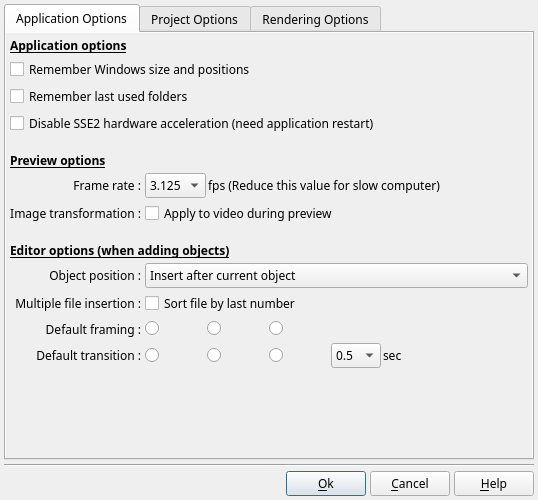
Old version of the form DlgApplicationSettings.ui in the repository boenki/ffdiaporama.
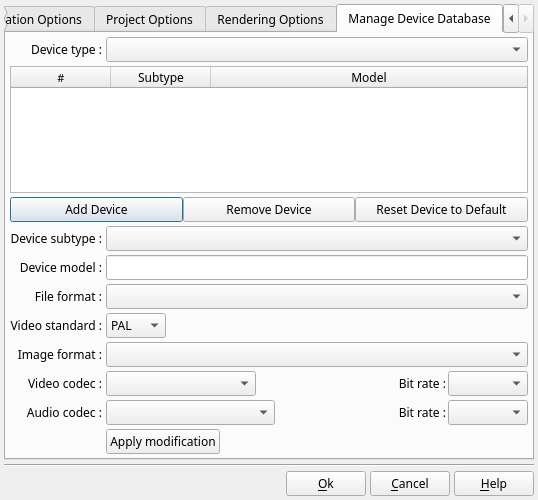
New version of the form. The open tabs and pages were chosen to show the change. Icons and pictures are not drawn.

The edit to the form file:
```diff
--- a/DlgApplicationSettings.ui
+++ b/DlgApplicationSettings.ui
@@ -73,8 +73,8 @@
            <rect>
             <x>0</x>
             <y>0</y>
-            <width>472</width>
-            <height>338</height>
+            <width>526</width>
+            <height>421</height>
            </rect>
           </property>
           <layout class="QGridLayout" name="gridLayout">
@@ -112,14 +112,14 @@
              </property>
             </widget>
            </item>
-           <item row="3" column="0" colspan="2">
+           <item row="4" column="0" colspan="2">
             <widget class="QCheckBox" name="DisableSSE2CB">
              <property name="text">
               <string>Disable SSE2 hardware acceleration (need application restart)</string>
              </property>
             </widget>
            </item>
-           <item row="4" column="0" colspan="2">
+           <item row="6" column="0" colspan="2">
             <widget class="QLabel" name="label_4">
              <property name="sizePolicy">
               <sizepolicy hsizetype="Preferred" vsizetype="Fixed">
@@ -148,7 +148,7 @@
              </property>
             </widget>
            </item>
-           <item row="5" column="0">
+           <item row="7" column="0">
             <widget class="QLabel" name="label_5">
              <property name="text">
               <string>Frame rate :</string>
@@ -161,7 +161,7 @@
              </property>
             </widget>
            </item>
-           <item row="5" column="1">
+           <item row="7" column="1">
             <layout class="QHBoxLayout" name="horizontalLayout_4">
              <property name="spacing">
               <number>2</number>
@@ -210,7 +210,7 @@
              </item>
             </layout>
            </item>
-           <item row="6" column="0">
+           <item row="8" column="0">
             <widget class="QLabel" name="label_16">
              <property name="text">
               <string>Image transformation :</string>
@@ -220,14 +220,14 @@
              </property>
             </widget>
            </item>
-           <item row="6" column="1">
+           <item row="8" column="1">
             <widget class="QCheckBox" name="ApplyTransfoDuringPreviewCB">
              <property name="text">
               <string>Apply to video during preview</string>
              </property>
             </widget>
            </item>
-           <item row="7" column="0" colspan="2">
+           <item row="9" column="0" colspan="2">
             <widget class="QLabel" name="label">
              <property name="sizePolicy">
               <sizepolicy hsizetype="Preferred" vsizetype="Fixed">
@@ -256,7 +256,7 @@
              </property>
             </widget>
            </item>
-           <item row="8" column="0">
+           <item row="10" column="0">
             <widget class="QLabel" name="label_2">
              <property name="text">
               <string>Object position :</string>
@@ -269,7 +269,7 @@
              </property>
             </widget>
            </item>
-           <item row="8" column="1">
+           <item row="10" column="1">
             <widget class="QComboBox" name="AppendObjectCB">
              <item>
               <property name="text">
@@ -283,7 +283,7 @@
              </item>
             </widget>
            </item>
-           <item row="9" column="0">
+           <item row="11" column="0">
             <widget class="QLabel" name="label_26">
              <property name="text">
               <string>Multiple file insertion :</string>
@@ -293,14 +293,14 @@
              </property>
             </widget>
            </item>
-           <item row="9" column="1">
+           <item row="11" column="1">
             <widget class="QCheckBox" name="SortFileCB">
              <property name="text">
               <string>Sort file by last number</string>
              </property>
             </widget>
            </item>
-           <item row="10" column="0">
+           <item row="13" column="0">
             <widget class="QLabel" name="label_7">
              <property name="text">
               <string>Default framing :</string>
@@ -310,7 +310,7 @@
              </property>
             </widget>
            </item>
-           <item row="10" column="1">
+           <item row="13" column="1">
             <layout class="QHBoxLayout" name="horizontalLayout">
              <property name="spacing">
               <number>2</number>
@@ -393,7 +393,7 @@
              </item>
             </layout>
            </item>
-           <item row="11" column="0">
+           <item row="14" column="0">
             <widget class="QLabel" name="label_25">
              <property name="text">
               <string>Default transition :</string>
@@ -403,7 +403,7 @@
              </property>
             </widget>
            </item>
-           <item row="11" column="1">
+           <item row="14" column="1">
             <layout class="QHBoxLayout" name="horizontalLayout_13">
              <property name="spacing">
               <number>2</number>
@@ -540,7 +540,7 @@
              </item>
             </layout>
            </item>
-           <item row="12" column="0">
+           <item row="16" column="0">
             <spacer name="verticalSpacer_2">
              <property name="orientation">
               <enum>Qt::Vertical</enum>
@@ -1194,6 +1194,416 @@
        </item>
       </layout>
      </widget>
+     <widget class="QWidget" name="TabManageDatabase">
+      <attribute name="title">
+       <string>Manage Device Database</string>
+      </attribute>
+      <layout class="QGridLayout" name="gridLayout_7">
+       <property name="margin">
+        <number>4</number>
+       </property>
+       <property name="spacing">
+        <number>4</number>
+       </property>
+       <item row="2" column="0" colspan="2">
+        <widget class="QTableWidget" name="TableDevice">
+         <property name="font">
+          <font>
+           <pointsize>9</pointsize>
+          </font>
+         </property>
+         <property name="editTriggers">
+          <set>QAbstractItemView::NoEditTriggers</set>
+         </property>
+         <property name="showDropIndicator" stdset="0">
+          <bool>false</bool>
+         </property>
+         <property name="dragDropOverwriteMode">
+          <bool>false</bool>
+         </property>
+         <property name="selectionMode">
+          <enum>QAbstractItemView::SingleSelection</enum>
+         </property>
+         <property name="selectionBehavior">
+          <enum>QAbstractItemView::SelectRows</enum>
+         </property>
+         <property name="verticalScrollMode">
+          <enum>QAbstractItemView::ScrollPerItem</enum>
+         </property>
+         <property name="horizontalScrollMode">
+          <enum>QAbstractItemView::ScrollPerPixel</enum>
+         </property>
+         <property name="sortingEnabled">
+          <bool>true</bool>
+         </property>
+         <property name="wordWrap">
+          <bool>false</bool>
+         </property>
+         <property name="cornerButtonEnabled">
+          <bool>false</bool>
+         </property>
+         <attribute name="horizontalHeaderHighlightSections">
+          <bool>false</bool>
+         </attribute>
+         <attribute name="horizontalHeaderStretchLastSection">
+          <bool>true</bool>
+         </attribute>
+         <attribute name="verticalHeaderVisible">
+          <bool>false</bool>
+         </attribute>
+         <column>
+          <property name="text">
+           <string notr="true">#</string>
+          </property>
+          <property name="font">
+           <font>
+            <family>Sans Serif</family>
+            <pointsize>8</pointsize>
+           </font>
+          </property>
+         </column>
+         <column>
+          <property name="text">
+           <string>Subtype</string>
+          </property>
+          <property name="font">
+           <font>
+            <family>Sans Serif</family>
+            <pointsize>9</pointsize>
+           </font>
+          </property>
+         </column>
+         <column>
+          <property name="text">
+           <string>Model</string>
+          </property>
+          <property name="font">
+           <font>
+            <family>Sans Serif</family>
+            <pointsize>9</pointsize>
+           </font>
+          </property>
+         </column>
+        </widget>
+       </item>
+       <item row="10" column="0">
+        <widget class="QLabel" name="StandardLabel">
+         <property name="text">
+          <string>Video standard :</string>
+         </property>
+         <property name="alignment">
+          <set>Qt::AlignRight|Qt::AlignTrailing|Qt::AlignVCenter</set>
+         </property>
+        </widget>
+       </item>
+       <item row="10" column="1">
+        <layout class="QHBoxLayout" name="horizontalLayout_11">
+         <property name="spacing">
+          <number>2</number>
+         </property>
+         <item>
+          <widget class="QComboBox" name="DBStandardCB">
+           <item>
+            <property name="text">
+             <string>PAL</string>
+            </property>
+           </item>
+           <item>
+            <property name="text">
+             <string>NTSC</string>
+            </property>
+           </item>
+          </widget>
+         </item>
+         <item>
+          <spacer name="horizontalSpacer_7">
+           <property name="orientation">
+            <enum>Qt::Horizontal</enum>
+           </property>
+           <property name="sizeHint" stdset="0">
+            <size>
+             <width>40</width>
+             <height>20</height>
+            </size>
+           </property>
+          </spacer>
+         </item>
+        </layout>
+       </item>
+       <item row="11" column="0">
+        <widget class="QLabel" name="ImageSizeLabel">
+         <property name="text">
+          <string>Image format :</string>
+         </property>
+         <property name="alignment">
+          <set>Qt::AlignRight|Qt::AlignTrailing|Qt::AlignVCenter</set>
+         </property>
+        </widget>
+       </item>
+       <item row="11" column="1">
+        <layout class="QHBoxLayout" name="horizontalLayout_6">
+         <property name="spacing">
+          <number>2</number>
+         </property>
+         <item>
+          <widget class="QComboBox" name="DBImageSizeCombo">
+           <property name="currentIndex">
+            <number>-1</number>
+           </property>
+          </widget>
+         </item>
+        </layout>
+       </item>
+       <item row="12" column="0">
+        <widget class="QLabel" name="VideoFormatLabel">
+         <property name="text">
+          <string>Video codec :</string>
+         </property>
+         <property name="alignment">
+          <set>Qt::AlignRight|Qt::AlignTrailing|Qt::AlignVCenter</set>
+         </property>
+        </widget>
+       </item>
+       <item row="12" column="1">
+        <layout class="QHBoxLayout" name="horizontalLayout_9">
+         <property name="spacing">
+          <number>2</number>
+         </property>
+         <item>
+          <widget class="QComboBox" name="DBVideoFormatCB">
+           <property name="minimumSize">
+            <size>
+             <width>150</width>
+             <height>0</height>
+            </size>
+           </property>
+          </widget>
+         </item>
+         <item>
+          <widget class="QLabel" name="VideoBitRateLabel">
+           <property name="sizePolicy">
+            <sizepolicy hsizetype="Expanding" vsizetype="Preferred">
+             <horstretch>0</horstretch>
+             <verstretch>0</verstretch>
+            </sizepolicy>
+           </property>
+           <property name="text">
+            <string>Bit rate :</string>
+           </property>
+           <property name="alignment">
+            <set>Qt::AlignRight|Qt::AlignTrailing|Qt::AlignVCenter</set>
+           </property>
+          </widget>
+         </item>
+         <item>
+          <widget class="QComboBox" name="DBVideoBitRateCB">
+           <property name="minimumSize">
+            <size>
+             <width>80</width>
+             <height>0</height>
+            </size>
+           </property>
+           <property name="maximumSize">
+            <size>
+             <width>80</width>
+             <height>16777215</height>
+            </size>
+           </property>
+          </widget>
+         </item>
+        </layout>
+       </item>
+       <item row="13" column="0">
+        <widget class="QLabel" name="AudioFormatLabel">
+         <property name="text">
+          <string>Audio codec :</string>
+         </property>
+         <property name="alignment">
+          <set>Qt::AlignRight|Qt::AlignTrailing|Qt::AlignVCenter</set>
+         </property>
+        </widget>
+       </item>
+       <item row="13" column="1">
+        <layout class="QHBoxLayout" name="horizontalLayout_12">
+         <property name="spacing">
+          <number>2</number>
+         </property>
+         <item>
+          <widget class="QComboBox" name="DBAudioFormatCB">
+           <property name="minimumSize">
+            <size>
+             <width>150</width>
+             <height>0</height>
+            </size>
+           </property>
+          </widget>
+         </item>
+         <item>
+          <widget class="QLabel" name="AudioBitRateLabel">
+           <property name="text">
+            <string>Bit rate :</string>
+           </property>
+           <property name="alignment">
+            <set>Qt::AlignRight|Qt::AlignTrailing|Qt::AlignVCenter</set>
+           </property>
+          </widget>
+         </item>
+         <item>
+          <widget class="QComboBox" name="DBAudioBitRateCB">
+           <property name="minimumSize">
+            <size>
+             <width>80</width>
+             <height>0</height>
+            </size>
+           </property>
+           <property name="maximumSize">
+            <size>
+             <width>80</width>
+             <height>16777215</height>
+            </size>
+           </property>
+          </widget>
+         </item>
+        </layout>
+       </item>
+       <item row="8" column="0">
+        <widget class="QLabel" name="DeviceModelLabel">
+         <property name="text">
+          <string>Device model :</string>
+         </property>
+         <property name="alignment">
+          <set>Qt::AlignRight|Qt::AlignTrailing|Qt::AlignVCenter</set>
+         </property>
+        </widget>
+       </item>
+       <item row="8" column="1">
+        <widget class="QLineEdit" name="DBDeviceModelED"/>
+       </item>
+       <item row="3" column="0" colspan="2">
+        <layout class="QHBoxLayout" name="horizontalLayout_3">
+         <property name="spacing">
+          <number>0</number>
+         </property>
+         <property name="margin">
+          <number>0</number>
+         </property>
+         <item>
+          <widget class="QPushButton" name="DBAddDevice">
+           <property name="text">
+            <string>Add Device</string>
+           </property>
+           <property name="icon">
+            <iconset>
+             <normaloff>img/db_add.png</normaloff>img/db_add.png</iconset>
+           </property>
+          </widget>
+         </item>
+         <item>
+          <widget class="QPushButton" name="DBRemoveBT">
+           <property name="text">
+            <string>Remove Device</string>
+           </property>
+           <property name="icon">
+            <iconset>
+             <normaloff>img/db_remove.png</normaloff>img/db_remove.png</iconset>
+           </property>
+          </widget>
+         </item>
+         <item>
+          <widget class="QPushButton" name="DBResetBT">
+           <property name="text">
+            <string>Reset Device to Default</string>
+           </property>
+           <property name="icon">
+            <iconset>
+             <normaloff>img/db_status.png</normaloff>img/db_status.png</iconset>
+           </property>
+          </widget>
+         </item>
+        </layout>
+       </item>
+       <item row="1" column="0">
+        <widget class="QLabel" name="DeviceTypeLabel">
+         <property name="text">
+          <string>Device type :</string>
+         </property>
+         <property name="alignment">
+          <set>Qt::AlignRight|Qt::AlignTrailing|Qt::AlignVCenter</set>
+         </property>
+        </widget>
+       </item>
+       <item row="1" column="1">
+        <widget class="QComboBox" name="DBDeviceTypeCB"/>
+       </item>
+       <item row="7" column="1">
+        <widget class="QComboBox" name="DBDeviceSubtypeCB"/>
+       </item>
+       <item row="7" column="0">
+        <widget class="QLabel" name="label_32">
+         <property name="text">
+          <string>Device subtype :</string>
+         </property>
+         <property name="alignment">
+          <set>Qt::AlignRight|Qt::AlignTrailing|Qt::AlignVCenter</set>
+         </property>
+        </widget>
+       </item>
+       <item row="9" column="0">
+        <widget class="QLabel" name="FileFormatLabel">
+         <property name="text">
+          <string>File format :</string>
+         </property>
+         <property name="alignment">
+          <set>Qt::AlignRight|Qt::AlignTrailing|Qt::AlignVCenter</set>
+         </property>
+        </widget>
+       </item>
+       <item row="9" column="1">
+        <widget class="QComboBox" name="DBFileFormatCB">
+         <property name="sizePolicy">
+          <sizepolicy hsizetype="Preferred" vsizetype="Fixed">
+           <horstretch>0</horstretch>
+           <verstretch>0</verstretch>
+          </sizepolicy>
+         </property>
+        </widget>
+       </item>
+       <item row="14" column="1">
+        <layout class="QHBoxLayout" name="horizontalLayout_14">
+         <property name="spacing">
+          <number>0</number>
+         </property>
+         <property name="margin">
+          <number>0</number>
+         </property>
+         <item>
+          <widget class="QPushButton" name="DBApplyBT">
+           <property name="text">
+            <string>Apply modification</string>
+           </property>
+           <property name="icon">
+            <iconset>
+             <normaloff>img/action_ok.png</normaloff>img/action_ok.png</iconset>
+           </property>
+          </widget>
+         </item>
+         <item>
+          <spacer name="horizontalSpacer_9">
+           <property name="orientation">
+            <enum>Qt::Horizontal</enum>
+           </property>
+           <property name="sizeHint" stdset="0">
+            <size>
+             <width>40</width>
+             <height>20</height>
+            </size>
+           </property>
+          </spacer>
+         </item>
+        </layout>
+       </item>
+      </layout>
+     </widget>
     </widget>
    </item>
    <item>
```
Left out of the diff: 41 changed lines with no effect on the pictures.
